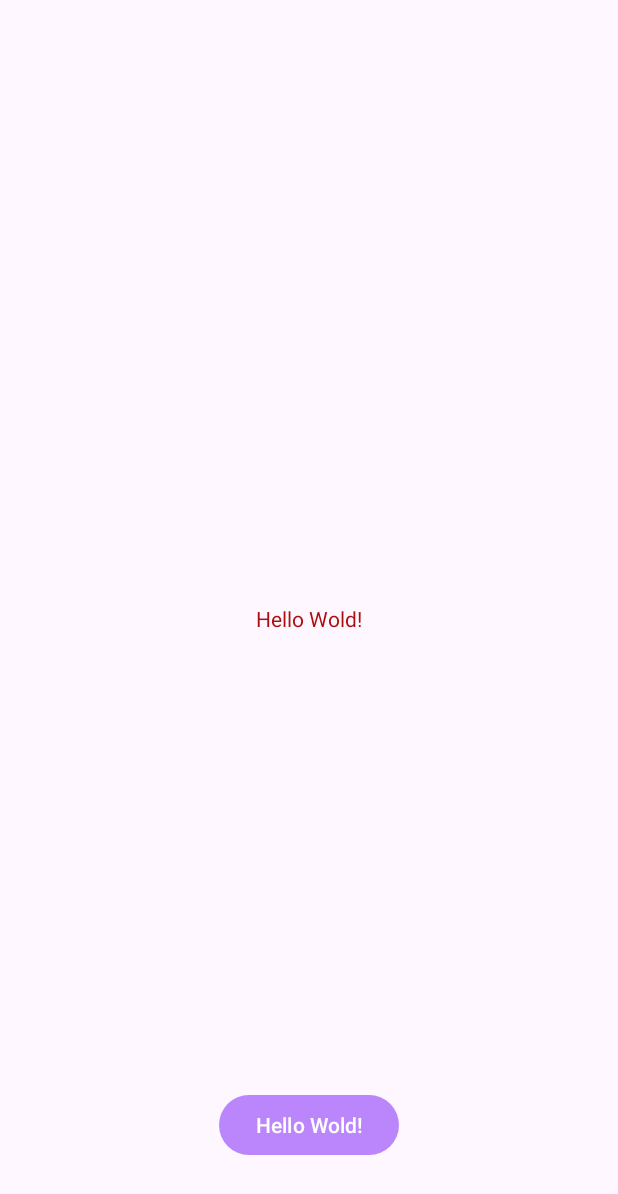
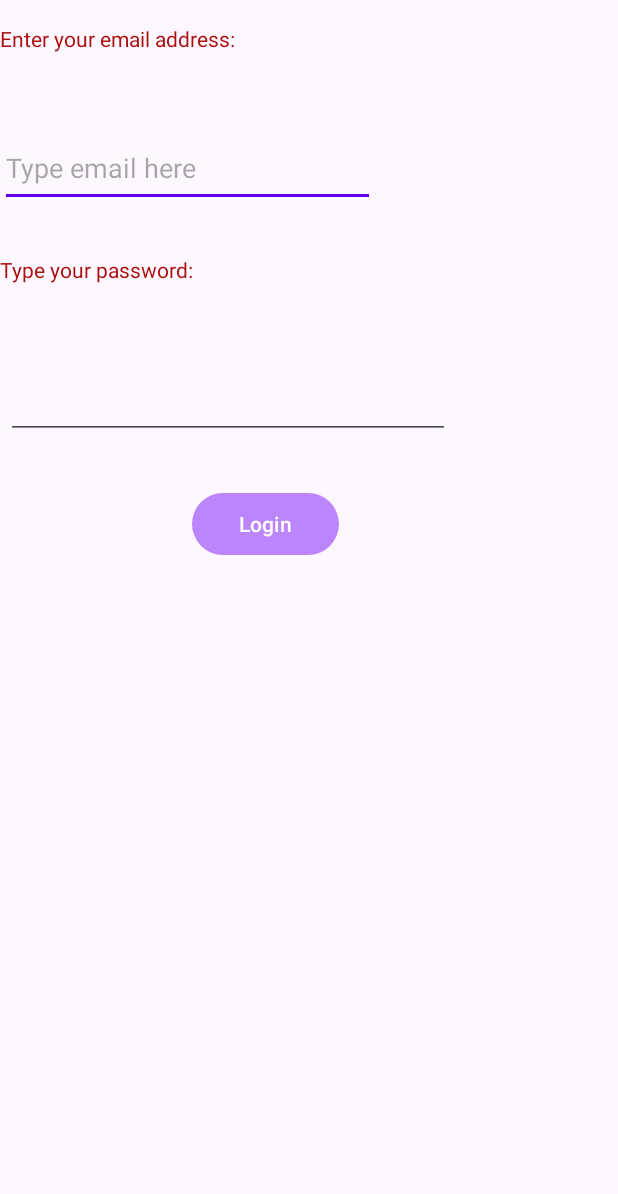
Before and after one commit to 08Afnan/Intial, an Android app built with Jetpack Compose: the screen it shows after launch (MainActivity), on a phone screen of 412 x 824 dp. Shown: the top 1194 px of the screen. Run offline under Robolectric (Android 15) with nearby library versions, the phone set to English and light mode, and no system bars.

Commit message:
Finished Android week4.

```diff
--- a/app/src/main/java/com/example/myapplication/MainActivity.java
+++ b/app/src/main/java/com/example/myapplication/MainActivity.java
@@ -1,14 +1,122 @@
 package com.example.myapplication;
+import android.content.Intent;
+//import static android.icu.lang.UProperty.AGE;
 
 import androidx.appcompat.app.AppCompatActivity;
 
+
+
+import android.net.Uri;
 import android.os.Bundle;
+//import android.provider.MediaStore;
+import android.util.Log;
+
+import com.example.myapplication.databinding.ActivityMainBinding;
+
+
 
 public class MainActivity extends AppCompatActivity {
+
+ private  String TAG = "MainActivity";
+ protected ActivityMainBinding binding;
+
 
     @Override
     protected void onCreate(Bundle savedInstanceState) {
         super.onCreate(savedInstanceState);
-        setContentView(R.layout.activity_main);
+
+        binding = ActivityMainBinding.inflate(getLayoutInflater());
+
+        setContentView(binding.getRoot());
+
+
+
+
+
+
+        binding.loginButton.setOnClickListener(v ->
+        {          // where to go:      leaving here going to SecondActivity
+            Intent nextPage = new Intent( MainActivity.this, SecondActivity.class);
+
+            nextPage.putExtra("EmailAddress", binding.emailText.getText().toString());
+
+
+
+            String whatIsTyped = binding.emailText.getText().toString();
+
+            nextPage.putExtra("EMAIL", whatIsTyped);
+            nextPage.putExtra("AGE", 25);
+            nextPage.putExtra("DAY", "Tuesday");
+
+//            Intent intent = new Intent(Intent.ACTION_DIAL);
+//            intent.setData(Uri.parse("tel: " + "6137274723"));
+//
+////            intent.setType("*/*");
+////            intent.putExtra(Intent.EXTRA_EMAIL, new String [] {"A@A.COM", "B2B.COM"});
+////            intent.putExtra(Intent.EXTRA_SUBJECT, "Subject");
+////            intent.setType("*/*");
+////            intent.putExtra(Intent.EXTRA_EMAIL, new String [] {"A@A.COM", "B2B.COM"});
+////            intent.putExtra(Intent.EXTRA_SUBJECT, "Subject");
+//            startActivity( intent);
+            startActivity( nextPage);
+
+        });
+           // Intent cameraIntent = new Intent(MediaStore.ACTION_IMAGE_CAPTURE);
+
+           // Log.e(TAG, "you clicked the button");
+
+
+
+
+//
+
+
+
+
+            //goes another page
+           // startActivity(cameraIntent); //carries all the data to the next page
+
+
+
+
+        Log.w( TAG , "In onCreate() - Loading Widgets" );
+        Log.d( TAG, "Message");
+
+
+    }
+
+    @Override
+    protected void onStop() {
+        super.onStop();
+        Log.w( TAG , "The application is no longer visible." );
+
+    }
+
+    @Override
+    protected void onResume() {
+        super.onResume();
+        Log.w( TAG , "The application is now responding to user" );
+
+    }
+
+    @Override
+    protected void onDestroy() {
+        super.onDestroy();
+        Log.w( TAG , "Any memory used by the application is freed." );
+    }
+
+    @Override
+    protected void onPause() {
+        super.onPause();
+        Log.w( TAG , " The application no longer responds to user input" );
+
+        Log.e ( TAG, "onPause");
+
+    }
+
+    @Override
+    protected void onStart() {
+        super.onStart();
+        Log.w( TAG , "The application is now visible on screen" );
     }
 }
--- a/app/src/main/res/layout/activity_main.xml
+++ b/app/src/main/res/layout/activity_main.xml
@@ -8,23 +8,54 @@
 
     <TextView
 
-        android:layout_width="wrap_content"
-        android:layout_height="wrap_content"
-        android:text="@string/hello_message"
-        app:layout_constraintBottom_toBottomOf="parent"
-        app:layout_constraintEnd_toEndOf="parent"
+        android:id="@+id/email"
+        android:layout_width="183dp"
+        android:layout_height="38dp"
+        android:layout_marginTop="16dp"
+        android:text="Enter your email address:"
         app:layout_constraintStart_toStartOf="parent"
         app:layout_constraintTop_toTopOf="parent" />
 
     <Button
-        android:layout_width="wrap_content"
-        android:layout_height="wrap_content"
-        android:layout_marginBottom="50dp"
-        android:text="@string/hello_message"
-        app:layout_constraintBottom_toBottomOf="parent"
+        android:id="@+id/loginButton"
+        android:layout_width="98dp"
+        android:layout_height="49dp"
+        android:layout_marginTop="32dp"
+        android:text="Login"
         app:layout_constraintEnd_toEndOf="parent"
-        app:layout_constraintHorizontal_bias="0.5"
-        app:layout_constraintStart_toStartOf="parent" />
+        app:layout_constraintHorizontal_bias="0.408"
+        app:layout_constraintStart_toStartOf="parent"
+        app:layout_constraintTop_toBottomOf="@+id/editTextPassword" />
+
+    <EditText
+        android:id="@+id/emailText"
+        android:layout_width="250dp"
+        android:layout_height="52dp"
+        android:layout_marginTop="32dp"
+        android:ems="10"
+        android:hint="Type email here"
+        app:layout_constraintStart_toStartOf="parent"
+        app:layout_constraintTop_toBottomOf="@+id/email" />
+
+    <TextView
+        android:id="@+id/textView2"
+        android:layout_width="156dp"
+        android:layout_height="49dp"
+        android:layout_marginTop="32dp"
+        android:text="Type your password:"
+        app:layout_constraintStart_toStartOf="parent"
+        app:layout_constraintTop_toBottomOf="@+id/emailText" />
+
+    <EditText
+        android:id="@+id/editTextPassword"
+        android:layout_width="296dp"
+        android:layout_height="41dp"
+        android:layout_marginStart="4dp"
+        android:layout_marginTop="32dp"
+        android:ems="10"
+        android:inputType="textPassword"
+        app:layout_constraintStart_toStartOf="parent"
+        app:layout_constraintTop_toBottomOf="@+id/textView2" />
 
 
 </androidx.constraintlayout.widget.ConstraintLayout>
--- a/app/src/main/res/values/strings.xml
+++ b/app/src/main/res/values/strings.xml
@@ -2,4 +2,6 @@
     <string name="app_name">Afnan\'s Android Labs</string>
     <string name="hello_message">Hello Wold!</string>
     <string name="button_message">I\'m a button</string>
+    <string name="title_activity_second">SecondActivity</string>
+
 </resources>
--- a/build.gradle
+++ b/build.gradle
@@ -2,4 +2,5 @@
 plugins {
     id 'com.android.application' version '8.0.1' apply false
     id 'com.android.library' version '8.0.1' apply false
+    id 'org.jetbrains.kotlin.android' version '1.7.20' apply false
 }
```
Also changed, not shown: app/build.gradle (+32 -0 lines), app/src/main/AndroidManifest.xml (+10 -0 lines), app/src/main/java/com/example/myapplication/SecondActivity.java (added, +95 -0 lines), app/src/main/java/com/example/myapplication/ui/theme/Color.kt (added, +11 -0 lines), app/src/main/java/com/example/myapplication/ui/theme/Theme.kt (added, +70 -0 lines), app/src/main/java/com/example/myapplication/ui/theme/Type.kt (added, +34 -0 lines), app/src/main/res/layout/activity_second.xml (added, +65 -0 lines).
